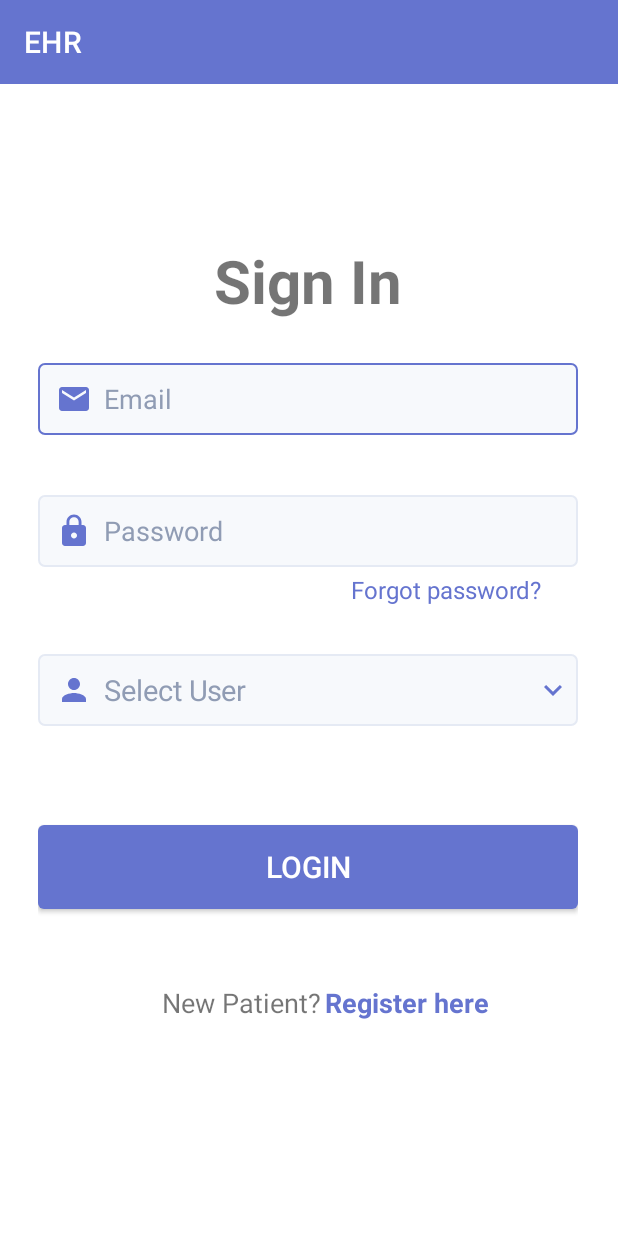
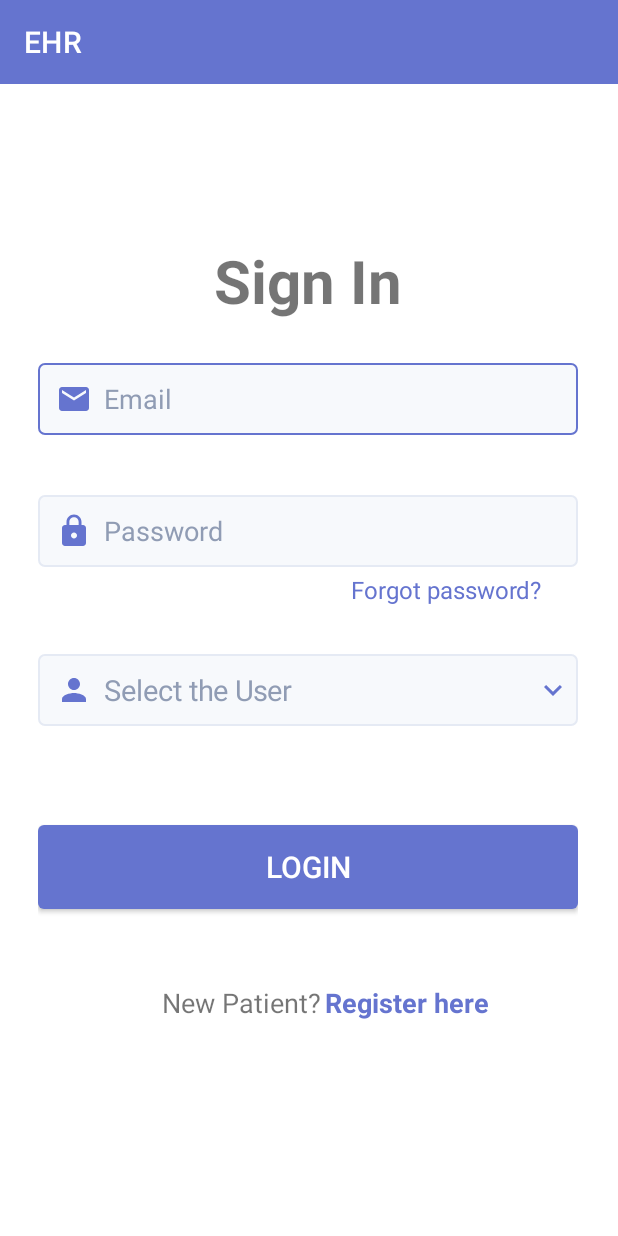
Before and after one commit to yashkaranjemavs/EHR, an Android app: the screen it shows after launch (LoginActivity), on a phone screen of 412 x 824 dp. Run offline under Robolectric (Android 15) with nearby library versions, the phone set to English and light mode, and no system bars; our stand-ins replace navigation-ui.

Commit message:
some comment

```diff
--- a/app/src/main/res/values/strings.xml
+++ b/app/src/main/res/values/strings.xml
@@ -7,7 +7,7 @@
     <string name="new_patient">New Patient?</string>
     <string name="register_here">Register here</string>
     <string-array name="user_type_options">
-        <item>Select User</item>
+        <item>Select the User</item>
         <item>Admin</item>
         <item>Doctor</item>
         <item>Pharmacy</item>
```
